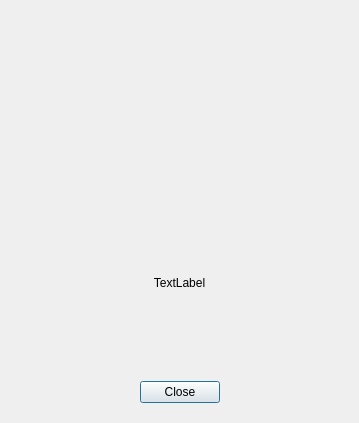
Qt form qt-ui/about.ui (subsurface/subsurface) before a commit.
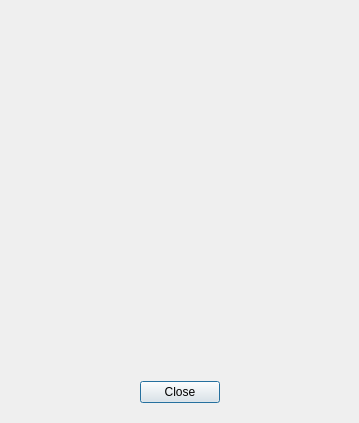
The same form after that commit. Icons and pictures are not drawn.

Commit message: Removed another unused text

Patch:
```diff
--- a/qt-ui/about.ui
+++ b/qt-ui/about.ui
@@ -61,7 +61,7 @@
    <item>
     <widget class="QLabel" name="aboutLabel">
      <property name="text">
-      <string>TextLabel</string>
+      <string></string>
      </property>
      <property name="textFormat">
       <enum>Qt::RichText</enum>
```
